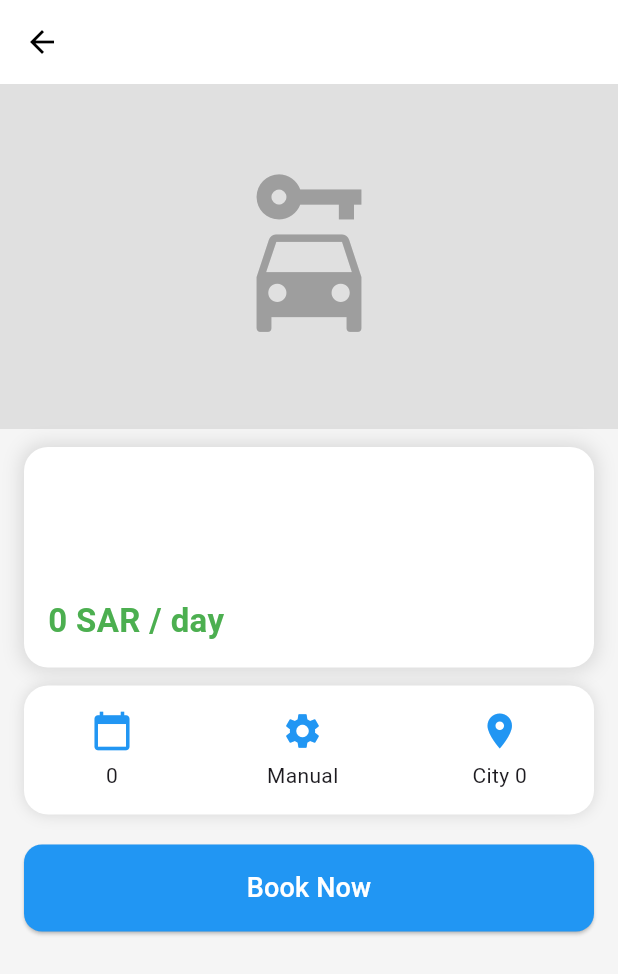
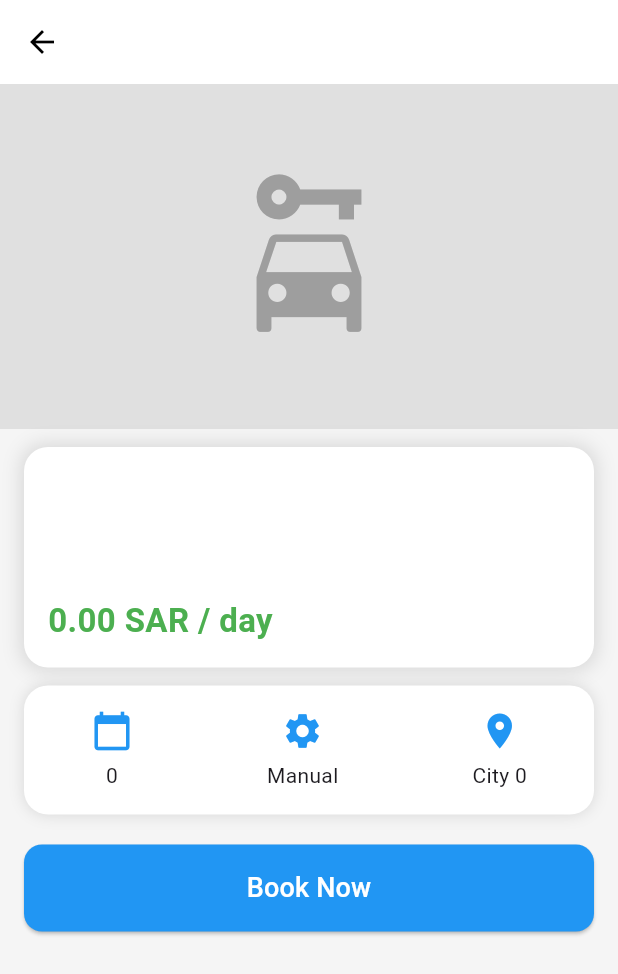
Before and after one commit to amersohail123/rental_app, a Flutter app: the CarDetailsScreen screen opened directly with empty values, on a phone screen of 412 x 824 dp. Shown: the top 974 px of the screen. Run offline on Flutter 3.47's test engine with Material 3 defaults, Android fonts, the phone set to English and light mode, and no system bars; network calls fail.

Commit message:
Update car_details_screen.dart

```diff
--- a/lib/screens/car_details_screen.dart
+++ b/lib/screens/car_details_screen.dart
@@ -65,30 +65,28 @@ class CarDetailsScreen extends StatelessWidget {
     );
   }
 
-  // ---------------------------------------------------------
-  // FIXED: imageUrl is ALWAYS non-null in CarModel
-  // ---------------------------------------------------------
+  // ---------------- CAR IMAGE ----------------
   Widget _buildCarImage() {
+    if (car.imageUrl.isNotEmpty) {
       return SizedBox(
         height: 230,
         width: double.infinity,
-      child: (car.imageUrl.isNotEmpty)
-          ? Image.network(
+        child: Image.network(
           car.imageUrl,
           fit: BoxFit.cover,
-            )
-          : Container(
-              color: Colors.grey[300],
-              child: const Center(
-                child: Icon(Icons.car_rental, size: 120, color: Colors.grey),
-              ),
         ),
       );
+    } else {
+      return Container(
+        height: 230,
+        width: double.infinity,
+        color: Colors.grey[300],
+        child: const Icon(Icons.car_rental, size: 120, color: Colors.grey),
+      );
+    }
   }
 
-  // ---------------------------------------------------------
-  // Car Information Card
-  // ---------------------------------------------------------
+  // ---------------- INFO CARD ----------------
   Widget _buildCarInfoCard() {
     return Padding(
       padding: const EdgeInsets.symmetric(horizontal: 16),
@@ -124,7 +122,7 @@ class CarDetailsScreen extends StatelessWidget {
             const SizedBox(height: 16),
 
             Text(
-              "${car.pricePerDay.toStringAsFixed(0)} SAR / day",
+              "${car.pricePerDay.toStringAsFixed(2)} SAR / day",
               style: const TextStyle(
                 fontSize: 22,
                 fontWeight: FontWeight.bold,
@@ -137,9 +135,7 @@ class CarDetailsScreen extends StatelessWidget {
     );
   }
 
-  // ---------------------------------------------------------
-  // Car Features Row
-  // ---------------------------------------------------------
+  // ---------------- FEATURES ROW ----------------
   Widget _buildFeaturesRow() {
     return Padding(
       padding: const EdgeInsets.symmetric(horizontal: 16),
```
Lines whose indentation alone changed are shown as unchanged.
